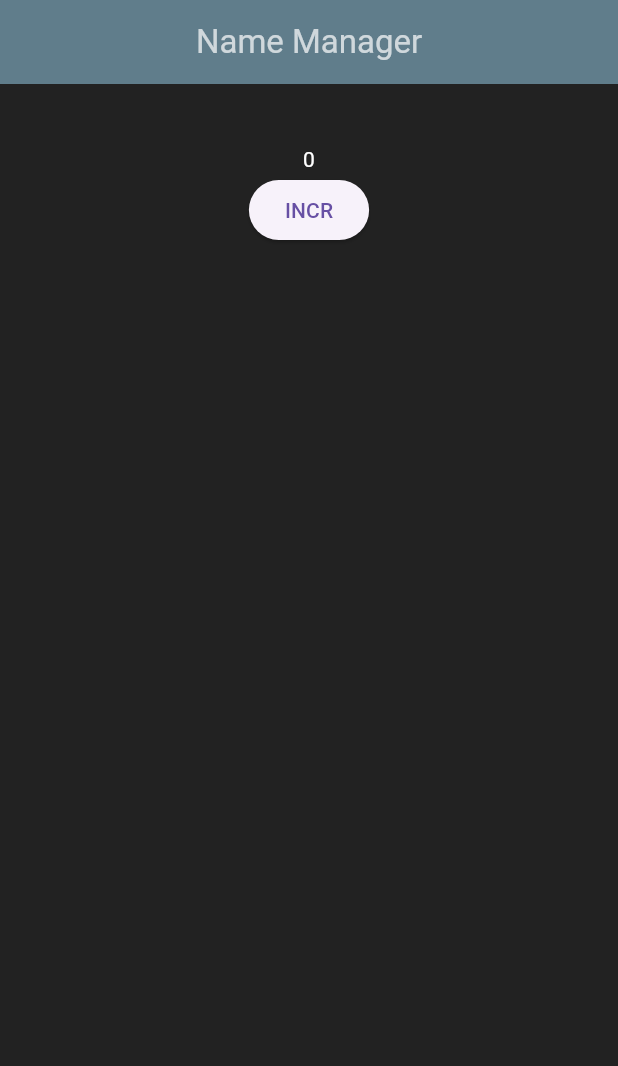
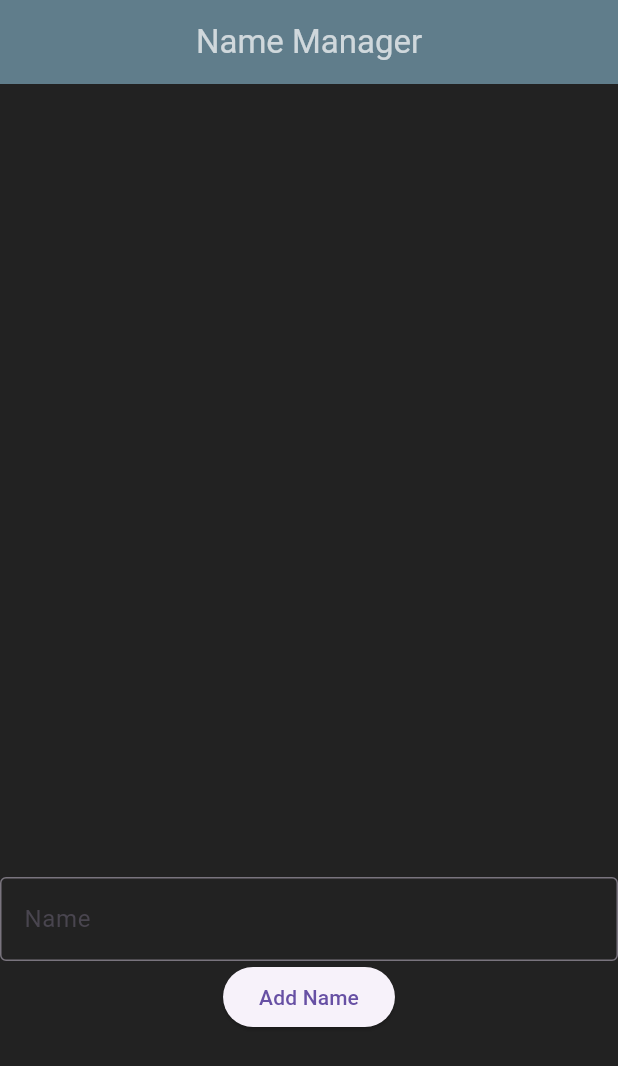
Before and after one commit to tidianecs/NameManager, a Flutter app: the screen it shows after launch, on a phone screen of 412 x 824 dp. Shown: the top 1066 px of the screen. Run offline on Flutter 3.47's test engine with Material 3 defaults, Android fonts, the phone set to English and light mode, and no system bars.

Commit message:
Some refresh of CallBack function prt2

```diff
--- a/lib/layouts/Tranining/CallBackScreen.dart
+++ b/lib/layouts/Tranining/CallBackScreen.dart
@@ -1,5 +1,5 @@
 import 'package:flutter/material.dart';
-import 'CounterButton.dart';
+import 'InputName.dart';
 
 class Callbackscreen extends StatefulWidget {
   const Callbackscreen({super.key});
@@ -9,23 +9,33 @@ class Callbackscreen extends StatefulWidget {
 }
 
 class _CallbackscreenState extends State<Callbackscreen> {
-  int count = 0;
+  List<String> names = [];
 
-  void increment(){
+  void addName(String name){
     setState(() {
-      count++;
+      names.add(name);
     });
   }
 
   @override
   Widget build(BuildContext context) {
     return Container(
-      margin: EdgeInsets.only(top: 30),
-      padding: EdgeInsets.all(10),
+      margin: EdgeInsets.only(top: 50),
       child: Column(
         children: [
-          Center(child: Text("${count}", style: TextStyle(color: Colors.white))),
-          Counterbutton(increment: increment)
+          Flexible(
+            flex: 2,
+            child: ListView.builder(
+              itemCount: names.length,
+              itemBuilder: (context, index){
+                return Text(names[index]);
+              }
+            )
+          ),
+          Flexible(
+            flex: 1,
+            child: Inputname(addName: addName)
+          )
         ],
       ),
     );
--- /dev/null
+++ b/lib/layouts/Tranining/InputName.dart
@@ -0,0 +1,33 @@
+import 'package:flutter/material.dart';
+
+class Inputname extends StatelessWidget {
+  final Function(String) addName;
+  Inputname({super.key, required this.addName});
+
+  final TextEditingController controller = TextEditingController();
+
+  @override
+  Widget build(BuildContext context) {
+    return Column(
+      children: [
+        Flexible(
+          flex: 2,
+          child: TextField(
+            controller: controller,
+            decoration: InputDecoration(
+              labelText: "Name",
+              border: OutlineInputBorder()
+            ),
+          )
+        ),
+        Flexible(
+          flex: 1,
+          child: ElevatedButton(
+            onPressed: () => addName(controller.text),
+            child: Text("Add Name")
+          )
+        )
+      ],
+    );
+  }
+}
```
